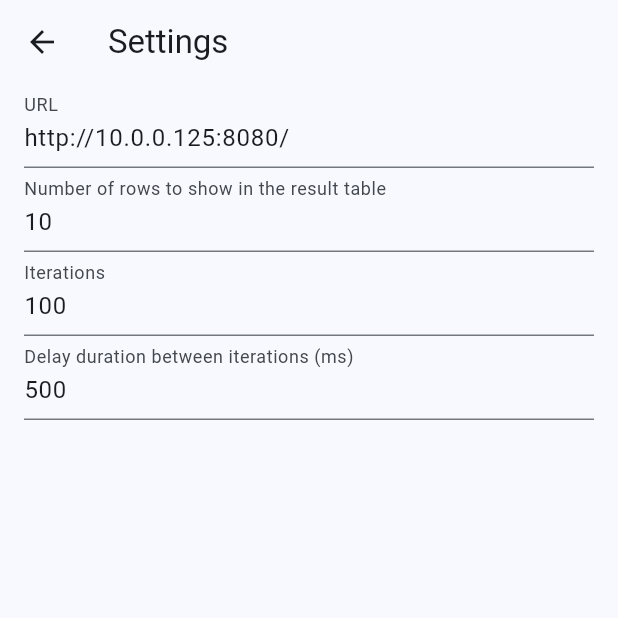
After one commit to raapperez/flutter-http-client-performance-test, a Flutter app: the screen it shows after launch, after a tap on "run heavy test", after a tap on the "settings" icon, on a phone screen of 412 x 824 dp, the top half of it. The commit adds this screen. Run offline on Flutter 3.47's test engine with Material 2 defaults, Android fonts, the phone set to English and light mode, and no system bars; our stand-ins replace dio; missing offline and left inert: flutter_isolate; network calls fail.

Commit message:
feat: add settings page

```diff
--- a/lib/constants.dart
+++ /dev/null
@@ -1,2 +0,0 @@
-const url = 'http://10.0.0.125:8080/';
-final uri = Uri.parse(url);
--- a/lib/http_tests/dio_isolate.dart
+++ b/lib/http_tests/dio_isolate.dart
@@ -1,7 +1,7 @@
 import 'package:dio/dio.dart';
 import 'package:flutter_isolate/flutter_isolate.dart';
 
-import '../constants.dart';
+import '../settings.dart';
 
 final dio = Dio();
 
--- a/lib/http_tests/dio_isolate_service.dart
+++ b/lib/http_tests/dio_isolate_service.dart
@@ -3,7 +3,7 @@ import 'dart:isolate';
 import 'package:async/async.dart';
 import 'package:dio/dio.dart';
 
-import '../constants.dart';
+import '../settings.dart';
 
 
 final port = ReceivePort();
--- a/lib/http_tests/http_testing.dart
+++ b/lib/http_tests/http_testing.dart
@@ -2,12 +2,12 @@ import 'dart:convert';
 import 'dart:io';
 
 import 'package:dio/dio.dart';
-import 'package:dio_performance/models/http_test_result.dart';
 import 'package:flutter/foundation.dart';
 import 'package:flutter/services.dart';
 import 'package:http/http.dart' as http;
 
-import '../constants.dart';
+import '../settings.dart' as constants;
+import '../models/http_test_result.dart';
 import 'dio_isolate.dart';
 import 'dio_isolate_service.dart';
 
@@ -26,15 +26,11 @@ Future<void> measure(Stopwatch stopwatch, AsyncFunc asyncFunc) async {
   stopwatch.stop();
 }
 
-Future<List<int>> repeat(
-  AsyncFunc asyncFunc,
-  int iterations,
-  Duration waitDuration,
-) async {
+Future<List<int>> repeat(AsyncFunc asyncFunc) async {
   final microseconds = <int>[];
   final stopwatch = Stopwatch();
-  for (int i = 0; i < iterations; i++) {
-    await Future.delayed(waitDuration);
+  for (int i = 0; i < constants.iterations; i++) {
+    await Future.delayed(constants.waitDuration);
     await measure(stopwatch, asyncFunc);
     microseconds.add(stopwatch.elapsedMicroseconds);
   }
@@ -43,55 +39,50 @@ Future<List<int>> repeat(
 }
 
 Future<String?> dioRequest() async {
-  final response = await dio.get<String>(url);
+  final response = await dio.get<String>(constants.url);
   return response.data;
 }
 
 Future<String> httpClientRequest() async {
-  final request = await client.getUrl(uri);
+  final request = await client.getUrl(Uri.parse(constants.url));
   final response = await request.close();
   return await response.transform(utf8.decoder).join();
 }
 
 Future<String> httpRequest() async {
-  final response = await httpClient.get(uri);
+  final response = await httpClient.get(Uri.parse(constants.url));
   return response.body;
 }
 
-Future<String?> nativeRequest() =>
-    platform.invokeMethod<String>('get', {'url': url, 'headers': {}});
+Future<String?> nativeRequest() => platform.invokeMethod<String>('get', {'url': constants.url, 'headers': {}});
 
-Future<List<HttpTestResult>> fullTest(
-  String name, {
-  int iterations = 100,
-  Duration waitDuration = const Duration(milliseconds: 50),
-}) async {
+Future<List<HttpTestResult>> fullTest(String name) async {
   debugPrint('start $name');
   try {
     final results = <HttpTestResult>[];
 
-    results.add(HttpTestResult('httpClientTime', await repeat(httpClientRequest, iterations, waitDuration)));
+    results.add(HttpTestResult('httpClientTime', await repeat(httpClientRequest)));
     debugPrint('httpClientTime');
 
-    results.add(HttpTestResult('dioTime', await repeat(dioRequest, iterations, waitDuration)));
+    results.add(HttpTestResult('dioTime', await repeat(dioRequest)));
     debugPrint('dioTime');
 
-    results.add(HttpTestResult('httpTime', await repeat(httpRequest, iterations, waitDuration)));
+    results.add(HttpTestResult('httpTime', await repeat(httpRequest)));
     debugPrint('httpTime');
 
-    results.add(HttpTestResult('nativeTime', await repeat(nativeRequest, iterations, waitDuration)));
+    results.add(HttpTestResult('nativeTime', await repeat(nativeRequest)));
     debugPrint('nativeTime');
 
-    results.add(HttpTestResult('dioIsolateTime', await repeat(dioIsolateRequest, iterations, waitDuration)));
+    results.add(HttpTestResult('dioIsolateTime', await repeat(dioIsolateRequest)));
     debugPrint('dioIsolateTime');
 
-    results.add(HttpTestResult('dioIsolateServiceTime', await repeat(dioIsolateServiceRequest, iterations, waitDuration)));
+    results.add(HttpTestResult('dioIsolateServiceTime', await repeat(dioIsolateServiceRequest)));
     debugPrint('dioIsolateServiceTime');
 
     debugPrint('----- $name');
     debugPrint('httpClient;dio;http;native;dioIsolate;dioIsolateService');
 
-    for (int i = 0; i < iterations; i++) {
+    for (int i = 0; i < constants.iterations; i++) {
       final buffer = StringBuffer();
       for (final result in results) {
         buffer.write('${result.iterations[i]};');
--- a/lib/models/http_test_group.dart
+++ b/lib/models/http_test_group.dart
@@ -5,7 +5,9 @@ import 'http_test_result.dart';
 /// It receives the test name and a list of results for each client.
 final class HttpTestGroup {
   final String testName;
-  final List<HttpTestResult> results;
+  final List<HttpTestResult> testClients;
 
-  const HttpTestGroup(this.testName, this.results);
+  const HttpTestGroup(this.testName, this.testClients);
+
+  int get iterationsLength => testClients.first.iterations.length;
 }
--- a/lib/screens/http_time_performance.dart
+++ b/lib/screens/http_time_performance.dart
@@ -4,6 +4,7 @@ import 'package:flutter/material.dart';
 
 import '../http_tests/http_testing.dart';
 import '../models/http_test_group.dart';
+import 'settings_screen.dart';
 import 'show_http_test_result_modal.dart';
 
 class HttpTimePerformance extends StatefulWidget {
@@ -67,7 +68,15 @@ class _HttpTimePerformanceState extends State<HttpTimePerformance> {
   @override
   Widget build(BuildContext context) {
     return Scaffold(
-      appBar: AppBar(title: const Text('HTTP time performance')),
+      appBar: AppBar(
+        title: const Text('HTTP time performance'),
+        actions: [
+          IconButton(
+            onPressed: () => Navigator.of(context).push(MaterialPageRoute(builder: (_) => const SettingsPage())),
+            icon: const Icon(Icons.settings),
+          ),
+        ],
+      ),
       body: Column(
         mainAxisAlignment: MainAxisAlignment.center,
         crossAxisAlignment: CrossAxisAlignment.stretch,
@@ -81,7 +90,7 @@ class _HttpTimePerformanceState extends State<HttpTimePerformance> {
             alignment: WrapAlignment.spaceEvenly,
             children: [
               ElevatedButton(
-                onPressed: _testCallbackWrapper(() async => [HttpTestGroup('light', await fullTest('light'))]),
+                onPressed: _testCallbackWrapper(() async => [HttpTestGroup('lightTest', await fullTest('light'))]),
                 child: const Text('run light test'),
               ),
               ElevatedButton(
@@ -90,7 +99,7 @@ class _HttpTimePerformanceState extends State<HttpTimePerformance> {
                     startHeavyJob();
                     final res = await fullTest('heavy');
                     stopHeavyJob();
-                    return [HttpTestGroup('heavy', res)];
+                    return [HttpTestGroup('heavyTest', res)];
                   },
                 ),
                 child: const Text('run heavy test'),
--- /dev/null
+++ b/lib/screens/settings_screen.dart
@@ -0,0 +1,57 @@
+import 'package:flutter/material.dart';
+
+import '../settings.dart' as constants;
+
+class SettingsPage extends StatelessWidget {
+  const SettingsPage({super.key});
+
+  @override
+  Widget build(BuildContext context) {
+    return Scaffold(
+      appBar: AppBar(title: const Text('Settings')),
+      body: SafeArea(
+        child: Padding(
+          padding: const EdgeInsets.symmetric(horizontal: 16.0),
+          child: Column(
+            crossAxisAlignment: CrossAxisAlignment.stretch,
+            children: [
+              TextFormField(
+                initialValue: constants.url,
+                keyboardType: TextInputType.url,
+                onChanged: (txt) => constants.url = txt,
+                decoration: const InputDecoration(labelText: 'URL'),
+              ),
+              TextFormField(
+                initialValue: constants.maxRowsPerPage.toString(),
+                keyboardType: const TextInputType.numberWithOptions(),
+                onChanged: (txt) {
+                  final maxRowsPerPage = int.tryParse(txt) ?? 1;
+                  constants.maxRowsPerPage = maxRowsPerPage <= 0 ? 1 : maxRowsPerPage;
+                },
+                decoration: const InputDecoration(labelText: 'Number of rows to show in the result table'),
+              ),
+              TextFormField(
+                initialValue: constants.iterations.toString(),
+                keyboardType: const TextInputType.numberWithOptions(),
+                onChanged: (txt) {
+                  final iterations = int.tryParse(txt) ?? 1;
+                  constants.iterations = iterations <= 0 ? 1 : iterations;
+                },
+                decoration: const InputDecoration(labelText: 'Iterations'),
+              ),
+              TextFormField(
+                initialValue: constants.waitDuration.inMilliseconds.toString(),
+                keyboardType: const TextInputType.numberWithOptions(),
+                onChanged: (txt) {
+                  final waitDuration = int.tryParse(txt) ?? 500;
+                  constants.waitDuration = Duration(milliseconds: waitDuration <= 0 ? 500 : waitDuration);
+                },
+                decoration: const InputDecoration(labelText: 'Delay duration between iterations (ms)'),
+              ),
+            ],
+          ),
+        ),
+      ),
+    );
+  }
+}
--- /dev/null
+++ b/lib/settings.dart
@@ -0,0 +1,4 @@
+var url = 'http://10.0.0.125:8080/';
+var iterations = 100;
+var waitDuration = const Duration(milliseconds: 500);
+var maxRowsPerPage = 10;
```
Also changed, not shown: lib/screens/show_http_test_result_modal.dart (+7 -4 lines).
